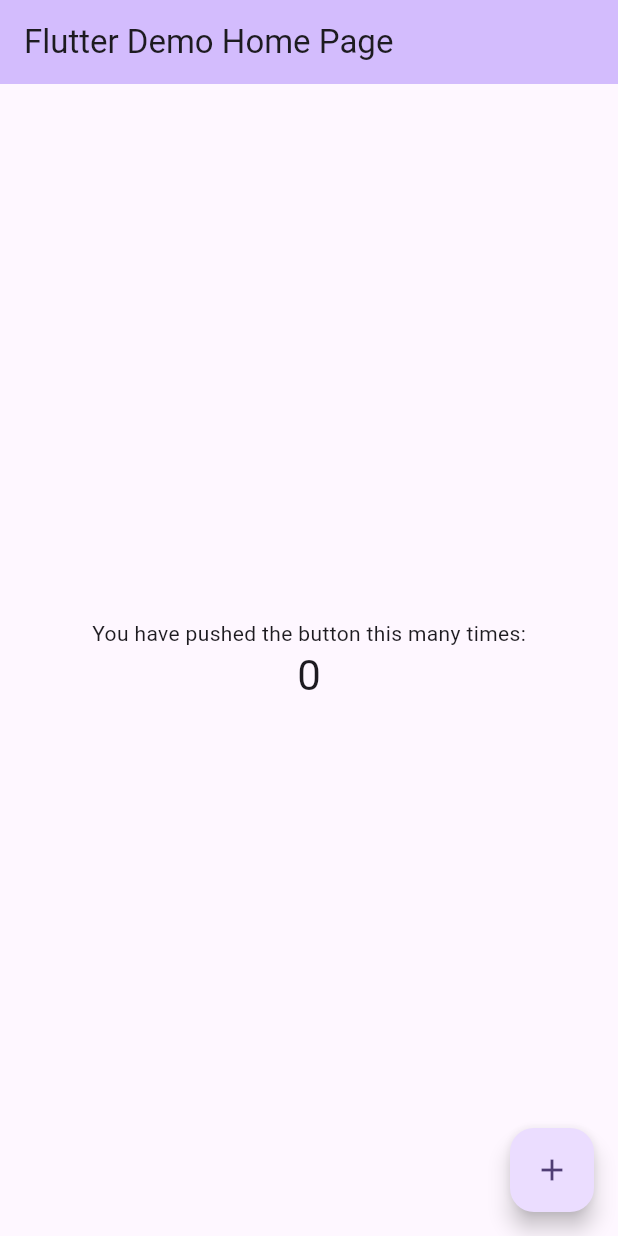
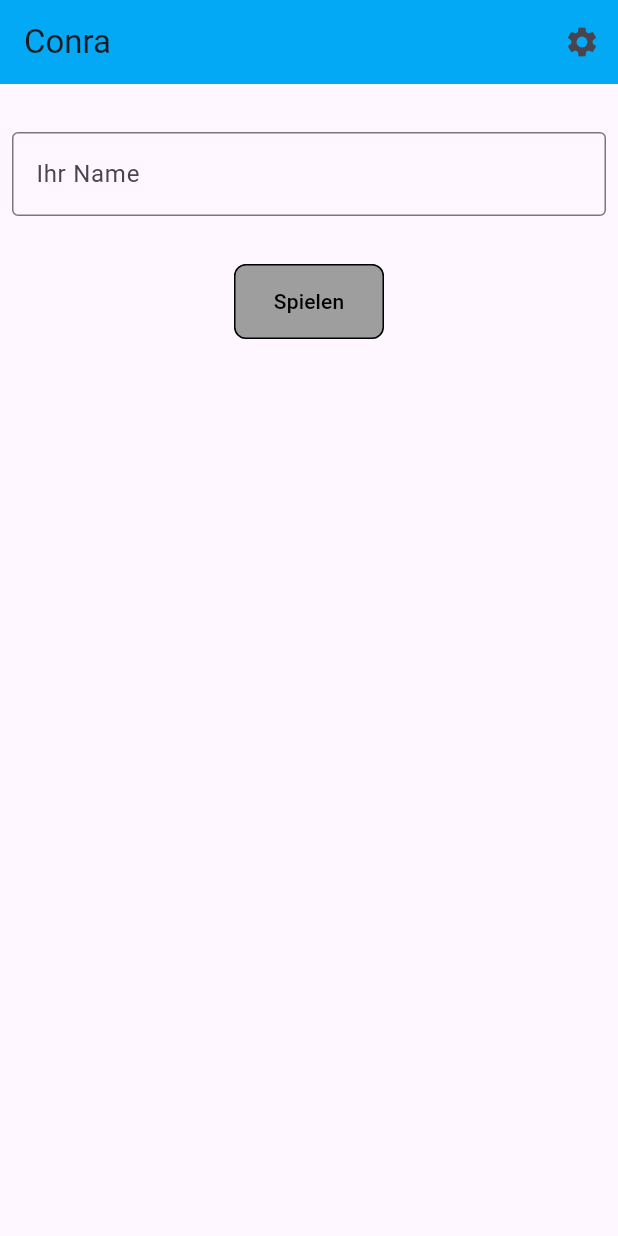
Before and after one commit to Toffuh/conra-client, a Flutter app: the screen it shows after launch, on a phone screen of 412 x 824 dp. Run offline on Flutter 3.47's test engine with Material 3 defaults, Android fonts, the phone set to English and light mode, and no system bars.

Commit message:
home works

```diff
--- a/lib/main.dart
+++ b/lib/main.dart
@@ -1,3 +1,5 @@
+import 'package:conra_client/pages/Controller.dart';
+import 'package:conra_client/pages/Home.dart';
 import 'package:flutter/material.dart';
 
 void main() {
@@ -7,119 +9,20 @@
 class MyApp extends StatelessWidget {
   const MyApp({super.key});
 
-  // This widget is the root of your application.
   @override
   Widget build(BuildContext context) {
     return MaterialApp(
       title: 'Flutter Demo',
       theme: ThemeData(
-        // This is the theme of your application.
-        //
-        // TRY THIS: Try running your application with "flutter run". You'll see
-        // the application has a purple toolbar. Then, without quitting the app,
-        // try changing the seedColor in the colorScheme below to Colors.green
-        // and then invoke "hot reload" (save your changes or press the "hot
-        // reload" button in a Flutter-supported IDE, or press "r" if you used
-        // the command line to start the app).
-        //
-        // Notice that the counter didn't reset back to zero; the application
-        // state is not lost during the reload. To reset the state, use hot
-        // restart instead.
-        //
-        // This works for code too, not just values: Most code changes can be
-        // tested with just a hot reload.
         colorScheme: ColorScheme.fromSeed(seedColor: Colors.deepPurple),
         useMaterial3: true,
       ),
-      home: const MyHomePage(title: 'Flutter Demo Home Page'),
+      debugShowCheckedModeBanner: false,
+      initialRoute: "/",
+      routes: {
+        "/": (context) => const Home(),
+        "/controller": (context) => const Controller()
+      }
     );
   }
 }
-
-class MyHomePage extends StatefulWidget {
-  const MyHomePage({super.key, required this.title});
-
-  // This widget is the home page of your application. It is stateful, meaning
-  // that it has a State object (defined below) that contains fields that affect
-  // how it looks.
-
-  // This class is the configuration for the state. It holds the values (in this
-  // case the title) provided by the parent (in this case the App widget) and
-  // used by the build method of the State. Fields in a Widget subclass are
-  // always marked "final".
-
-  final String title;
-
-  @override
-  State<MyHomePage> createState() => _MyHomePageState();
-}
-
-class _MyHomePageState extends State<MyHomePage> {
-  int _counter = 0;
-
-  void _incrementCounter() {
-    setState(() {
-      // This call to setState tells the Flutter framework that something has
-      // changed in this State, which causes it to rerun the build method below
-      // so that the display can reflect the updated values. If we changed
-      // _counter without calling setState(), then the build method would not be
-      // called again, and so nothing would appear to happen.
-      _counter++;
-    });
-  }
-
-  @override
-  Widget build(BuildContext context) {
-    // This method is rerun every time setState is called, for instance as done
-    // by the _incrementCounter method above.
-    //
-    // The Flutter framework has been optimized to make rerunning build methods
-    // fast, so that you can just rebuild anything that needs updating rather
-    // than having to individually change instances of widgets.
-    return Scaffold(
-      appBar: AppBar(
-        // TRY THIS: Try changing the color here to a specific color (to
-        // Colors.amber, perhaps?) and trigger a hot reload to see the AppBar
-        // change color while the other colors stay the same.
-        backgroundColor: Theme.of(context).colorScheme.inversePrimary,
-        // Here we take the value from the MyHomePage object that was created by
-        // the App.build method, and use it to set our appbar title.
-        title: Text(widget.title),
-      ),
-      body: Center(
-        // Center is a layout widget. It takes a single child and positions it
-        // in the middle of the parent.
-        child: Column(
-          // Column is also a layout widget. It takes a list of children and
-          // arranges them vertically. By default, it sizes itself to fit its
-          // children horizontally, and tries to be as tall as its parent.
-          //
-          // Column has various properties to control how it sizes itself and
-          // how it positions its children. Here we use mainAxisAlignment to
-          // center the children vertically; the main axis here is the vertical
-          // axis because Columns are vertical (the cross axis would be
-          // horizontal).
-          //
-          // TRY THIS: Invoke "debug painting" (choose the "Toggle Debug Paint"
-          // action in the IDE, or press "p" in the console), to see the
-          // wireframe for each widget.
-          mainAxisAlignment: MainAxisAlignment.center,
-          children: <Widget>[
-            const Text(
-              'You have pushed the button this many times:',
-            ),
-            Text(
-              '$_counter',
-              style: Theme.of(context).textTheme.headlineMedium,
-            ),
-          ],
-        ),
-      ),
-      floatingActionButton: FloatingActionButton(
-        onPressed: _incrementCounter,
-        tooltip: 'Increment',
-        child: const Icon(Icons.add),
-      ), // This trailing comma makes auto-formatting nicer for build methods.
-    );
-  }
-}
--- /dev/null
+++ b/lib/pages/Controller.dart
@@ -0,0 +1,10 @@
+import 'package:flutter/cupertino.dart';
+
+class Controller extends StatelessWidget {
+  const Controller({super.key});
+
+  @override
+  Widget build(BuildContext context) {
+    return const Placeholder();
+  }
+}
--- /dev/null
+++ b/lib/pages/Home.dart
@@ -0,0 +1,65 @@
+import 'package:flutter/cupertino.dart';
+import 'package:flutter/material.dart';
+
+class Home extends StatefulWidget {
+  const Home({super.key});
+
+  @override
+  State<Home> createState() => _HomeState();
+}
+
+class _HomeState extends State<Home> {
+  final TextEditingController _nameController = TextEditingController();
+
+  @override
+  Widget build(BuildContext context) {
+    return Scaffold(
+      appBar: AppBar(
+        backgroundColor: Colors.lightBlue,
+        title: const Text("Conra"),
+        actions: [
+          IconButton(onPressed: () => {}, icon: const Icon(Icons.settings))
+        ],
+      ),
+      body: Center(
+        child: Column(
+          children: [
+            Padding(
+              padding: const EdgeInsets.fromLTRB(8.0, 32.0, 8.0, 32.0),
+              child: SizedBox(
+                width: 600,
+                child: TextField(
+                    controller: _nameController,
+                    decoration: const InputDecoration(
+                        border: OutlineInputBorder(), labelText: "Ihr Name"),
+                    onChanged: (value) {
+                      setState(() {});
+                    }),
+              ),
+            ),
+            TextButton(
+              onPressed: _nameController.text.isEmpty
+                  ? null
+                  : () {
+                      Navigator.pushNamed(context, "/controller",
+                          arguments: _nameController.text);
+                    },
+              style: TextButton.styleFrom(
+                minimumSize: const Size(100, 50),
+                backgroundColor: _nameController.text.isEmpty
+                    ? Colors.grey
+                    : Colors.lightBlue,
+                shape: RoundedRectangleBorder(
+                  borderRadius: BorderRadius.circular(8.0),
+                  side: const BorderSide(color: Colors.black),
+                ),
+              ),
+              child:
+                  const Text("Spielen", style: TextStyle(color: Colors.black)),
+            ),
+          ],
+        ),
+      ),
+    );
+  }
+}
```
